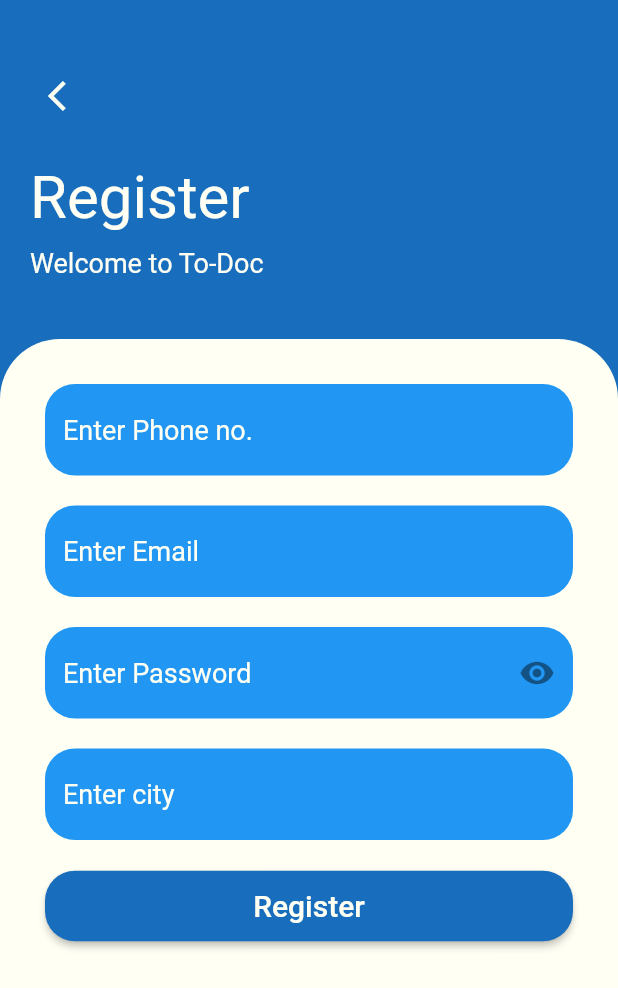
After one commit to aksh-sood/sepm-caller-app, a Flutter app: the RegisterScreenTwo screen opened directly, on a phone screen of 412 x 824 dp. The commit adds this screen. Shown: the top 988 px of the screen. Run offline on Flutter 3.47's test engine with Material 2 defaults, Android fonts, the phone set to English and light mode, and no system bars; our stand-ins replace flutter_secure_storage, fluttertoast; accounts and stored records are empty.

Commit message:
changes to utilities and registerationscreen

```diff
--- a/lib/main.dart
+++ b/lib/main.dart
@@ -2,7 +2,7 @@ import 'package:flutter/material.dart';
 import 'package:to_doc_patient/screens/loginScreen.dart';
 import 'package:to_doc_patient/screens/splashScreen.dart';
 import 'package:to_doc_patient/utilities/pallete.dart';
-import 'package:to_doc_patient/screens/registerScreen.dart';
+import 'package:to_doc_patient/screens/registerScreen1.dart';
 import 'package:to_doc_patient/screens/forgotPassword.dart';
 import 'package:to_doc_patient/screens/homeScreen.dart';
 void main() {
--- /dev/null
+++ b/lib/screens/registerationScreen2.dart
@@ -0,0 +1,207 @@
+import 'package:flutter/material.dart';
+import 'package:flutter/services.dart';
+import 'package:to_doc_patient/utilities/constants.dart';
+import 'package:to_doc_patient/utilities/pallete.dart';
+import 'package:to_doc_patient/models/user.dart';
+import 'package:fluttertoast/fluttertoast.dart';
+
+class RegisterScreenTwo extends StatefulWidget {
+  @override
+  _RegisterScreenTwoState createState() => _RegisterScreenTwoState();
+}
+
+class _RegisterScreenTwoState extends State<RegisterScreenTwo> {
+  bool _isObscure = true;
+  String phone = '';
+  String email = '';
+  String password = '';
+  String city = '';
+  @override
+  Widget build(BuildContext context) {
+    return Scaffold(
+        body: Container(
+            width: double.infinity,
+            decoration: BoxDecoration(color: Palette.kPrimaryColor),
+            child:
+                Column(crossAxisAlignment: CrossAxisAlignment.start, children: [
+              SizedBox(
+                height: 20,
+              ),
+              Padding(
+                padding: EdgeInsets.all(kDefaultPadding),
+                child: Column(
+                  crossAxisAlignment: CrossAxisAlignment.start,
+                  children: <Widget>[
+                    IconButton(
+                        icon: Icon(Icons.arrow_back_ios),
+                        color: Palette.kWhite,
+                        onPressed: () {
+                          Navigator.pop(context);
+                        }),
+                    SizedBox(
+                      height: 20,
+                    ),
+                    Text(
+                      "Register",
+                      style: kBigHeadingTextStyle,
+                    ),
+                    SizedBox(
+                      height: 10,
+                    ),
+                    Text(
+                      "Welcome to To-Doc",
+                      style: kNormalHeadingTextStyle,
+                    ),
+                  ],
+                ),
+              ),
+              SizedBox(height: 20),
+              Expanded(
+                  child: Container(
+                decoration: BoxDecoration(
+                    color: Palette.kWhite,
+                    borderRadius: BorderRadius.only(
+                        topLeft: Radius.circular(kCircularRadius),
+                        topRight: Radius.circular(kCircularRadius))),
+                child: SingleChildScrollView(
+                  child: Padding(
+                    padding: EdgeInsets.all(kPaddingLevel2),
+                    child: Column(
+                      mainAxisAlignment: MainAxisAlignment.end,
+                      children: [
+                        TextField(
+                          scrollPadding: EdgeInsets.all(kDefaultPadding),
+                          style: kTextFieldStyle,
+                          onChanged: (value) {
+                            phone = value;
+                          },
+                          keyboardType: TextInputType.number,
+                          inputFormatters: [
+                            LengthLimitingTextInputFormatter(10)
+                          ],
+                          decoration: InputDecoration(
+                              filled: true,
+                              fillColor: Palette.kSecondaryColor,
+                              hintText: "Enter Phone no.",
+                              hintStyle: kHintTextStyle,
+                              border: OutlineInputBorder(
+                                  borderRadius:
+                                      BorderRadius.all(Radius.circular(20.0)),
+                                  borderSide: BorderSide.none)),
+                        ),
+                        SizedBox(height: 20.0),
+                        TextField(
+                          scrollPadding: EdgeInsets.all(kDefaultPadding),
+                          style: kTextFieldStyle,
+                          onChanged: (value) {
+                            email = value;
+                          },
+                          decoration: InputDecoration(
+                              filled: true,
+                              fillColor: Palette.kSecondaryColor,
+                              hintText: "Enter Email",
+                              hintStyle: kHintTextStyle,
+                              border: OutlineInputBorder(
+                                  borderRadius:
+                                      BorderRadius.all(Radius.circular(20.0)),
+                                  borderSide: BorderSide.none)),
+                        ),
+                        SizedBox(height: 20.0),
+                        TextField(
+                          style: kTextFieldStyle,
+                          onChanged: (value) {
+                            password = value;
+                          },
+                          obscureText: _isObscure,
+                          decoration: InputDecoration(
+                              filled: true,
+                              fillColor: Palette.kSecondaryColor,
+                              hintText: "Enter Password",
+                              hintStyle: kHintTextStyle,
+                              suffixIcon: IconButton(
+                                  icon: Icon(_isObscure
+                                      ? Icons.visibility
+                                      : Icons.visibility_off),
+                                  onPressed: () {
+                                    setState(() {
+                                      _isObscure = !_isObscure;
+                                    });
+                                  }),
+                              border: OutlineInputBorder(
+                                  borderRadius:
+                                      BorderRadius.all(Radius.circular(20.0)),
+                                  borderSide: BorderSide.none)),
+                        ),
+                        SizedBox(height: 20.0),
+                        TextField(
+                          scrollPadding: EdgeInsets.all(kDefaultPadding),
+                          style: kTextFieldStyle,
+                          onChanged: (value) {
+                            city = value;
+                          },
+                          decoration: InputDecoration(
+                              filled: true,
+                              fillColor: Palette.kSecondaryColor,
+                              hintText: "Enter city",
+                              hintStyle: kHintTextStyle,
+                              border: OutlineInputBorder(
+                                  borderRadius:
+                                      BorderRadius.all(Radius.circular(20.0)),
+                                  borderSide: BorderSide.none)),
+                        ),
+                        SizedBox(height: 20.0),
+                        Row(
+                          children: [
+                            Expanded(
+                              child: ElevatedButton(
+                                child: Text(
+                                  "Register",
+                                  style: kButtonLightTextStyle,
+                                ),
+                                style: ElevatedButton.styleFrom(
+                                  //primary: Palette.kSecondaryColor,
+                                  padding:
+                                      EdgeInsets.all(kDefaultButtonPadding),
+
+                                  shape: RoundedRectangleBorder(
+                                    borderRadius: BorderRadius.circular(
+                                        kDefaultBorderRadius),
+                                  ),
+                                ),
+                                onPressed: () async {
+                                  var msg;
+                                  User user = User.a(
+                                      phone: phone,
+                                      email: email,
+                                      password: password,
+                                      city: city);
+                                  var response = await user.registerUser();
+                                  if (response['success'] == 'no') {
+                                    msg = response['error'];
+                                  } else {
+                                    msg = response['message'];
+                                    Navigator.pop(context);
+                                  }
+                                  Fluttertoast.cancel();
+                                  Fluttertoast.showToast(
+                                      msg: "$msg",
+                                      toastLength: Toast.LENGTH_SHORT,
+                                      gravity: ToastGravity.BOTTOM,
+                                      timeInSecForIosWeb: 1,
+                                      backgroundColor:
+                                          Palette.kContentColorDarkThemeColor,
+                                      textColor: Palette.kWhite,
+                                      fontSize: 16.0);
+                                },
+                              ),
+                            ),
+                          ],
+                        ),
+                      ],
+                    ),
+                  ),
+                ),
+              ))
+            ])));
+  }
+}
```
Also changed, not shown: lib/screens/registerScreen.dart (deleted, +0 -214 lines), lib/screens/registerScreen1.dart (added, +187 -0 lines), lib/utilities/inputTile.dart (added, +39 -0 lines), lib/screens/scheduleScreen.dart (added).
